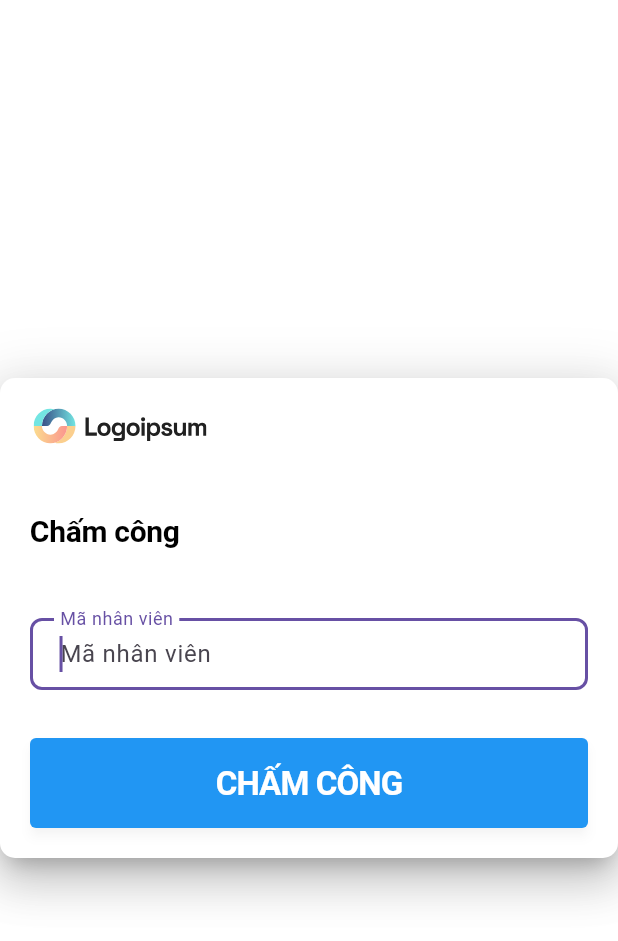
After one commit to EtneHa/quan_ly_ci_co, a Flutter app: the ChamCongScreen screen opened by its route, on a phone screen of 412 x 824 dp. The commit adds this screen. Shown: the top 941 px of the screen. Run offline on Flutter 3.47's test engine with Material 3 defaults, Android fonts, the phone set to English and light mode, and no system bars; our stand-ins replace bloc, dio, equatable, flutter_bloc, flutter_svg, fluttertoast and 3 more.

Commit message:
feat: add chamg cong

```diff
--- a/lib/presentation/navigation/app_router.dart
+++ b/lib/presentation/navigation/app_router.dart
@@ -2,6 +2,8 @@ import 'package:flutter/material.dart';
 import 'package:flutter_bloc/flutter_bloc.dart';
 import 'package:go_router/go_router.dart';
 import 'package:quan_ly_ci_co/presentation/navigation/app_navigation.dart';
+import 'package:quan_ly_ci_co/presentation/screen/cham-cong/cham_cong_screen.dart';
+import 'package:quan_ly_ci_co/presentation/screen/cham-cong/cubit/cham_cong_cubit.dart';
 import 'package:quan_ly_ci_co/presentation/screen/dashboard/logger/logger_screen.dart';
 import 'package:quan_ly_ci_co/presentation/screen/dashboard/navigation_screen.dart';
 import 'package:quan_ly_ci_co/presentation/screen/dashboard/bangcong/bangcong_screen.dart';
@@ -32,6 +34,16 @@ final GoRouter appGoRouter = GoRouter(
         return BlocProvider(
           create: (context) => SignInCubit(),
           child: const SignInScreen(),
+        );
+      },
+    ),
+    GoRoute(
+      name: 'cham-cong',
+      path: '/cham-cong',
+      builder: (BuildContext context, GoRouterState state) {
+        return BlocProvider(
+          create: (context) => ChamCongCubit(),
+          child: const ChamCongScreen(),
         );
       },
     ),
--- /dev/null
+++ b/lib/presentation/screen/cham-cong/cham_cong_screen.dart
@@ -0,0 +1,132 @@
+import 'package:flutter/material.dart';
+import 'package:flutter_bloc/flutter_bloc.dart';
+import 'package:quan_ly_ci_co/core/apps/enums/base_screen_state.dart';
+import 'package:quan_ly_ci_co/core/strings/string_validate.dart';
+import 'package:quan_ly_ci_co/core/styles/text_styles_app.dart';
+import 'package:quan_ly_ci_co/core/utils/toast.dart';
+import 'package:quan_ly_ci_co/gen/assets.gen.dart';
+import 'package:quan_ly_ci_co/presentation/widgets/button/filled_button_app.dart';
+import 'package:quan_ly_ci_co/presentation/widgets/input/input_text_field.dart';
+import 'cubit/cham_cong_cubit.dart';
+import 'cubit/cham_cong_state.dart';
+
+class ChamCongScreen extends StatefulWidget {
+  const ChamCongScreen({super.key});
+
+  @override
+  _ChamCongScreenState createState() => _ChamCongScreenState();
+}
+
+class _ChamCongScreenState extends State<ChamCongScreen> {
+  final _formKey = GlobalKey<FormState>();
+  final TextEditingController _idController = TextEditingController();
+  final FocusNode _idFocusNode = FocusNode();
+  bool obscureText = true;
+
+  @override
+  void initState() {
+    super.initState();
+    // Set focus to input field when screen loads
+    WidgetsBinding.instance.addPostFrameCallback((_) {
+      _idFocusNode.requestFocus();
+    });
+  }
+
+  @override
+  void dispose() {
+    _idFocusNode.dispose();
+    _idController.dispose();
+    super.dispose();
+  }
+
+  void _handleChamCong() {
+    if (_formKey.currentState!.validate()) {
+      context.read<ChamCongCubit>().chamCong(_idController.text);
+    }
+  }
+
+  @override
+  Widget build(BuildContext context) {
+    return Scaffold(
+      body: Center(
+        child: BlocListener<ChamCongCubit, ChamCongState>(
+          listenWhen: (previous, current) =>
+              previous.isSuccess != current.isSuccess,
+          listener: (context, state) {
+            print(state.isSuccess);
+            if (state.isSuccess) {
+              ToastApp.showSuccess('Chấm công thành công');
+              _idController.clear();
+              context.read<ChamCongCubit>().resetState();
+            } else if (state.screenState == BaseScreenState.error) {
+              ToastApp.showError(state.errorMessage ?? 'Có lỗi xảy ra');
+            }
+          },
+          child: Container(
+            padding: const EdgeInsets.all(20),
+            decoration: BoxDecoration(
+                borderRadius: BorderRadius.circular(10),
+                color: Colors.white,
+                boxShadow: [
+                  BoxShadow(
+                    offset: const Offset(0, 6),
+                    blurRadius: 30,
+                    spreadRadius: 5,
+                    color: Colors.black.withOpacity(0.12),
+                  ),
+                  BoxShadow(
+                    offset: const Offset(0, 16),
+                    blurRadius: 24,
+                    spreadRadius: 2,
+                    color: Colors.black.withOpacity(0.14),
+                  ),
+                  BoxShadow(
+                    offset: const Offset(0, 8),
+                    blurRadius: 10,
+                    spreadRadius: -5,
+                    color: Colors.black.withOpacity(0.20),
+                  ),
+                ]),
+            child: Form(
+              key: _formKey,
+              child: Column(
+                crossAxisAlignment: CrossAxisAlignment.start,
+                mainAxisSize: MainAxisSize.min,
+                children: [
+                  Assets.svg.logo.svg(width: 120, height: 24),
+                  const SizedBox(height: 24),
+                  Padding(
+                    padding: const EdgeInsets.symmetric(vertical: 20),
+                    child: Text(
+                      'Chấm công',
+                      style: TextStylesApp.heading5(color: Colors.black),
+                    ),
+                  ),
+                  const SizedBox(height: 24),
+                  SizedBox(
+                    width: 450,
+                    child: Column(
+                      children: [
+                        InputTextField(
+                          label: 'Mã nhân viên',
+                          hint: 'Mã nhân viên',
+                          controller: _idController,
+                          focusNode: _idFocusNode,
+                          validator: StringValidate.validateRequired,
+                        ),
+                        const SizedBox(height: 32),
+                        FilledButtonApp(
+                          onPressed: _handleChamCong,
+                          label: 'Chấm công'
+                        ),
+                      ],
+                    ),                    )
+                ],
+              ),
+            ),
+          ),
+        ),
+      ),
+    );
+  }
+}
--- /dev/null
+++ b/lib/presentation/screen/cham-cong/cubit/cham_cong_state.dart
@@ -0,0 +1,29 @@
+import 'package:equatable/equatable.dart';
+import 'package:quan_ly_ci_co/core/apps/enums/base_screen_state.dart';
+
+class ChamCongState extends Equatable {
+  final BaseScreenState screenState;
+  final String? errorMessage;
+  final bool isSuccess;
+
+  const ChamCongState({
+    this.screenState = BaseScreenState.none,
+    this.errorMessage,
+    this.isSuccess = false,
+  });
+
+  ChamCongState copyWith({
+    BaseScreenState? screenState,
+    String? errorMessage,
+    bool? isSuccess,
+  }) {
+    return ChamCongState(
+      screenState: screenState ?? this.screenState,
+      errorMessage: errorMessage ?? this.errorMessage,
+      isSuccess: isSuccess ?? this.isSuccess,
+    );
+  }
+
+  @override
+  List<Object?> get props => [screenState, errorMessage, isSuccess];
+}
--- a/lib/presentation/screen/dashboard/user/user_screen.dart
+++ b/lib/presentation/screen/dashboard/user/user_screen.dart
@@ -3,6 +3,7 @@ import 'package:flutter_bloc/flutter_bloc.dart';
 import 'package:quan_ly_ci_co/core/apps/enums/base_screen_state.dart';
 import 'package:quan_ly_ci_co/core/styles/box_shadow_app.dart';
 import 'package:quan_ly_ci_co/core/styles/text_styles_app.dart';
+import 'package:quan_ly_ci_co/presentation/navigation/app_navigation.dart';
 import 'package:quan_ly_ci_co/presentation/screen/dashboard/user/cubit/user_cubit.dart';
 import 'package:quan_ly_ci_co/presentation/screen/dashboard/user/cubit/user_state.dart';
 import 'package:quan_ly_ci_co/presentation/screen/dashboard/user/user_data_grid.dart';
@@ -93,7 +94,7 @@ class UserScreen extends StatelessWidget {
                                         actions: [
                                           OutlinedButtonApp(
                                               onPressed: () {
-                                                Navigator.pop(context);
+                                                Navigator.pop(NavigationApp.navigatorKey.currentContext!);
                                               },
                                               child: Text('Huỷ'.toUpperCase(),
                                                   style: TextStylesApp.medium(
@@ -107,7 +108,7 @@ class UserScreen extends StatelessWidget {
                                                     .read<UserCubit>()
                                                     .createUser();
                                                 if (result)
-                                                  Navigator.pop(context);
+                                                Navigator.pop(NavigationApp.navigatorKey.currentContext!);
                                               }
                                             },
                                             child: Text(
--- a/lib/presentation/widgets/input/input_text_field.dart
+++ b/lib/presentation/widgets/input/input_text_field.dart
@@ -12,6 +12,7 @@ class InputTextField extends StatelessWidget {
   final int? maxLines;
   final Widget? suffixIcon;
   final List<TextInputFormatter>? inputFormatters;
+  final FocusNode? focusNode;
 
   const InputTextField(
       {super.key,
@@ -23,6 +24,7 @@ class InputTextField extends StatelessWidget {
       this.keyboardType,
       this.onChanged,
       this.suffixIcon,
+      this.focusNode,
       this.maxLines = 1,
       this.inputFormatters});
 
@@ -36,6 +38,7 @@ class InputTextField extends StatelessWidget {
       onChanged: onChanged,
       maxLines: maxLines,
       inputFormatters: inputFormatters,
+      focusNode: focusNode,
       decoration: InputDecoration(
           labelText: label,
           hintText: hint,
```
Also changed, not shown: lib/data/remote/cham_cong_repository.dart (added, +88 -0 lines), lib/data/remote/response/cham_cong_response.dart (added, +11 -0 lines), lib/presentation/screen/cham-cong/cubit/cham_cong_cubit.dart (added, +30 -0 lines).
